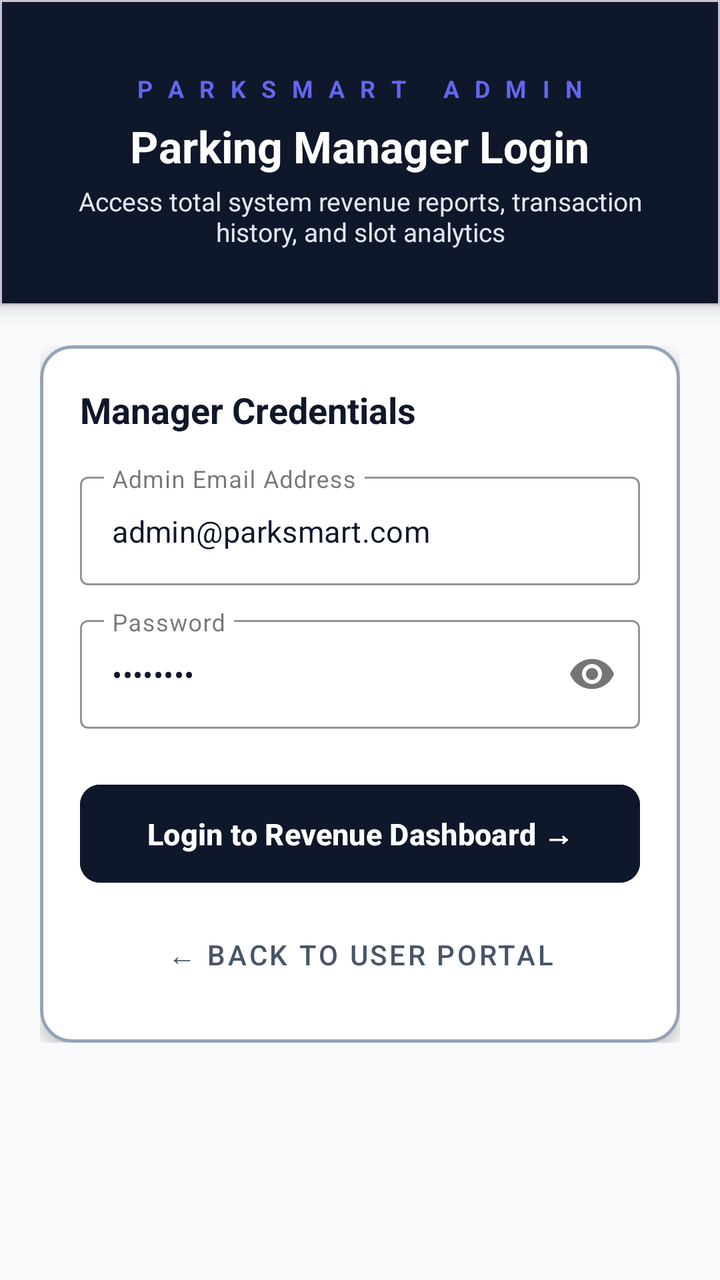
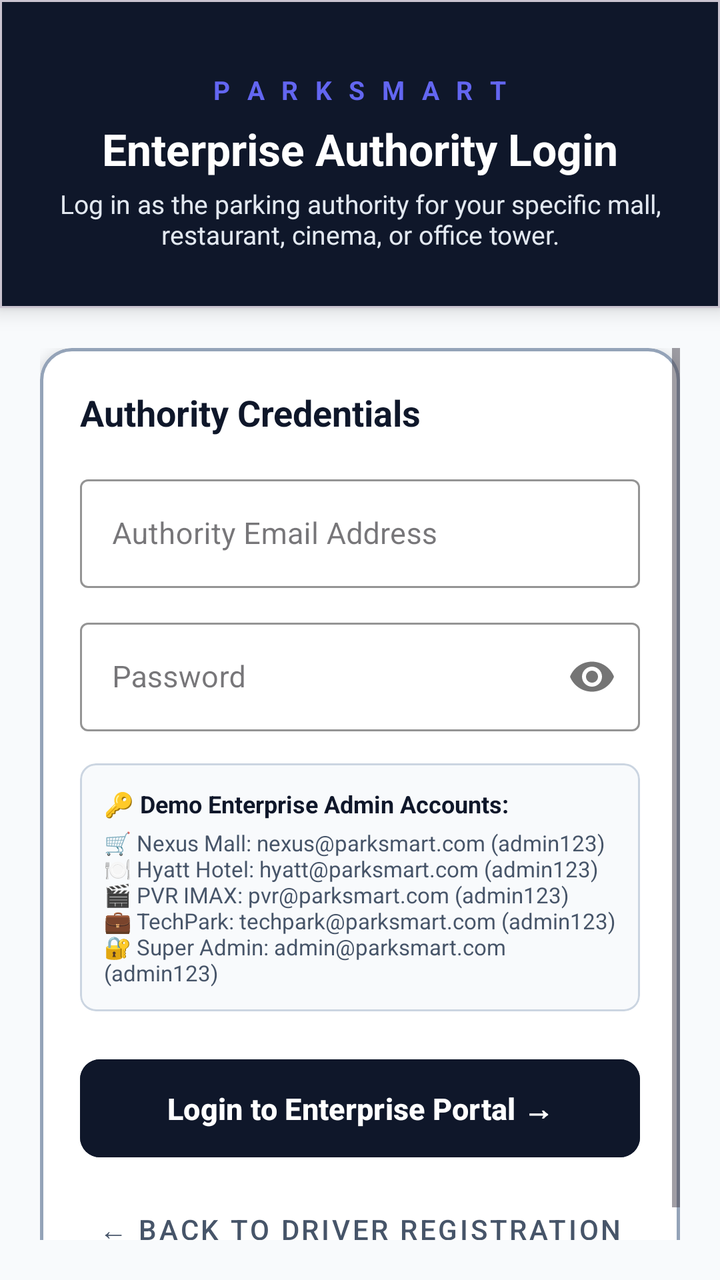

Screens rendered from an Android XML layout before and after an edit, with the pre-edit source and the edit as a unified diff.
<!-- AndroidManifest.xml: application theme Theme.SmartParkingManagamentSystem -->
<!-- res/layout/activity_admin_login.xml -->
<?xml version="1.0" encoding="utf-8"?>
<LinearLayout xmlns:android="http://schemas.android.com/apk/res/android"
    xmlns:app="http://schemas.android.com/apk/res-auto"
    android:layout_width="match_parent"
    android:layout_height="match_parent"
    android:background="@color/slate_50"
    android:orientation="vertical">

    
    <com.google.android.material.card.MaterialCardView
        android:layout_width="match_parent"
        android:layout_height="wrap_content"
        app:cardBackgroundColor="@color/slate_900"
        app:cardCornerRadius="0dp"
        app:cardElevation="6dp">

        <LinearLayout
            android:layout_width="match_parent"
            android:layout_height="wrap_content"
            android:gravity="center"
            android:orientation="vertical"
            android:paddingHorizontal="24dp"
            android:paddingTop="36dp"
            android:paddingBottom="28dp">

            <TextView
                android:layout_width="wrap_content"
                android:layout_height="wrap_content"
                android:letterSpacing="0.2"
                android:text="P A R K S M A R T   A D M I N"
                android:textColor="@color/accent_indigo"
                android:textSize="12sp"
                android:textStyle="bold" />

            <TextView
                android:layout_width="wrap_content"
                android:layout_height="wrap_content"
                android:layout_marginTop="6dp"
                android:text="Parking Manager Login"
                android:textColor="@color/white"
                android:textSize="22sp"
                android:textStyle="bold" />

            <TextView
                android:layout_width="wrap_content"
                android:layout_height="wrap_content"
                android:layout_marginTop="4dp"
                android:gravity="center"
                android:text="Access total system revenue reports, transaction history, and slot analytics"
                android:textColor="#E2E8F0"
                android:textSize="13sp" />

        </LinearLayout>
    </com.google.android.material.card.MaterialCardView>

    <ScrollView
        android:layout_width="match_parent"
        android:layout_height="0dp"
        android:layout_weight="1"
        android:padding="20dp">

        <LinearLayout
            android:layout_width="match_parent"
            android:layout_height="wrap_content"
            android:orientation="vertical">

            
            <com.google.android.material.card.MaterialCardView
                android:layout_width="match_parent"
                android:layout_height="wrap_content"
                app:cardBackgroundColor="@color/white"
                app:cardCornerRadius="16dp"
                app:cardElevation="4dp"
                app:strokeColor="#94A3B8"
                app:strokeWidth="1.5dp">

                <LinearLayout
                    android:layout_width="match_parent"
                    android:layout_height="wrap_content"
                    android:orientation="vertical"
                    android:padding="20dp">

                    <TextView
                        android:layout_width="wrap_content"
                        android:layout_height="wrap_content"
                        android:text="Manager Credentials"
                        android:textColor="@color/slate_900"
                        android:textSize="18sp"
                        android:textStyle="bold" />

                    
                    <com.google.android.material.textfield.TextInputLayout
                        android:id="@+id/tilAdminEmail"
                        style="@style/Widget.MaterialComponents.TextInputLayout.OutlinedBox"
                        android:layout_width="match_parent"
                        android:layout_height="wrap_content"
                        android:layout_marginTop="16dp"
                        android:hint="Admin Email Address"
                        app:boxStrokeColor="@color/slate_900"
                        app:hintTextColor="@color/slate_900">

                        <com.google.android.material.textfield.TextInputEditText
                            android:id="@+id/etAdminEmail"
                            android:layout_width="match_parent"
                            android:layout_height="wrap_content"
                            android:inputType="textEmailAddress"
                            android:maxLines="1"
                            android:text="admin@parksmart.com"
                            android:textColor="@color/slate_900"
                            android:textSize="15sp" />
                    </com.google.android.material.textfield.TextInputLayout>

                    
                    <com.google.android.material.textfield.TextInputLayout
                        android:id="@+id/tilAdminPassword"
                        style="@style/Widget.MaterialComponents.TextInputLayout.OutlinedBox"
                        android:layout_width="match_parent"
                        android:layout_height="wrap_content"
                        android:layout_marginTop="12dp"
                        android:hint="Password"
                        app:boxStrokeColor="@color/slate_900"
                        app:hintTextColor="@color/slate_900"
                        app:passwordToggleEnabled="true">

                        <com.google.android.material.textfield.TextInputEditText
                            android:id="@+id/etAdminPassword"
                            android:layout_width="match_parent"
                            android:layout_height="wrap_content"
                            android:inputType="textPassword"
                            android:maxLines="1"
                            android:text="admin123"
                            android:textColor="@color/slate_900"
                            android:textSize="15sp" />
                    </com.google.android.material.textfield.TextInputLayout>

                    
                    <com.google.android.material.button.MaterialButton
                        android:id="@+id/btnAdminLoginSubmit"
                        android:layout_width="match_parent"
                        android:layout_height="wrap_content"
                        android:layout_marginTop="24dp"
                        android:backgroundTint="@color/slate_900"
                        android:paddingVertical="14dp"
                        android:text="Login to Revenue Dashboard →"
                        android:textColor="@color/white"
                        android:textSize="15sp"
                        android:textStyle="bold"
                        app:cornerRadius="10dp" />

                    <com.google.android.material.button.MaterialButton
                        android:id="@+id/btnBackToUserPortal"
                        style="@style/Widget.MaterialComponents.Button.TextButton"
                        android:layout_width="match_parent"
                        android:layout_height="wrap_content"
                        android:layout_marginTop="8dp"
                        android:text="← Back to User Portal"
                        android:textColor="#475569"
                        android:textSize="14sp" />

                </LinearLayout>

            </com.google.android.material.card.MaterialCardView>

        </LinearLayout>
    </ScrollView>

</LinearLayout>
<!-- resources referenced by this layout -->
<resources>
  <color name="accent_indigo">#6366F1</color>
  <color name="slate_50">#F8FAFC</color>
  <color name="slate_900">#0F172A</color>
  <color name="white">#FFFFFFFF</color>
  <style name="Theme.SmartParkingManagamentSystem" parent="Base.Theme.SmartParkingManagamentSystem" />
  <style name="Base.Theme.SmartParkingManagamentSystem" parent="Theme.Material3.DayNight.NoActionBar">
          <item name="colorPrimary">@color/slate_900</item>
          <item name="colorPrimaryDark">@color/primary_dark</item>
          <item name="colorAccent">@color/accent_indigo</item>
          <item name="android:statusBarColor">@color/slate_900</item>
          <item name="android:windowLightStatusBar">false</item>
      </style>
  <color name="primary_dark">#020617</color>
</resources>

<!-- the commit's change to res/layout/activity_admin_login.xml (unified diff, before → after) -->
@@ -27,16 +27,16 @@
                 android:layout_width="wrap_content"
                 android:layout_height="wrap_content"
                 android:letterSpacing="0.2"
-                android:text="P A R K S M A R T   A D M I N"
+                android:text="P A R K S M A R T"
                 android:textColor="@color/accent_indigo"
-                android:textSize="12sp"
+                android:textSize="13sp"
                 android:textStyle="bold" />
 
             <TextView
                 android:layout_width="wrap_content"
                 android:layout_height="wrap_content"
                 android:layout_marginTop="6dp"
-                android:text="Parking Manager Login"
+                android:text="Enterprise Authority Login"
                 android:textColor="@color/white"
                 android:textSize="22sp"
                 android:textStyle="bold" />
@@ -46,7 +46,7 @@
                 android:layout_height="wrap_content"
                 android:layout_marginTop="4dp"
                 android:gravity="center"
-                android:text="Access total system revenue reports, transaction history, and slot analytics"
+                android:text="Log in as the parking authority for your specific mall, restaurant, cinema, or office tower."
                 android:textColor="#E2E8F0"
                 android:textSize="13sp" />
 
@@ -83,7 +83,7 @@
                     <TextView
                         android:layout_width="wrap_content"
                         android:layout_height="wrap_content"
-                        android:text="Manager Credentials"
+                        android:text="Authority Credentials"
                         android:textColor="@color/slate_900"
                         android:textSize="18sp"
                         android:textStyle="bold" />
@@ -95,7 +95,7 @@
                         android:layout_width="match_parent"
                         android:layout_height="wrap_content"
                         android:layout_marginTop="16dp"
-                        android:hint="Admin Email Address"
+                        android:hint="Authority Email Address"
                         app:boxStrokeColor="@color/slate_900"
                         app:hintTextColor="@color/slate_900">
 
@@ -105,7 +105,6 @@
                             android:layout_height="wrap_content"
                             android:inputType="textEmailAddress"
                             android:maxLines="1"
-                            android:text="admin@parksmart.com"
                             android:textColor="@color/slate_900"
                             android:textSize="15sp" />
                     </com.google.android.material.textfield.TextInputLayout>
@@ -128,32 +127,67 @@
                             android:layout_height="wrap_content"
                             android:inputType="textPassword"
                             android:maxLines="1"
-                            android:text="admin123"
                             android:textColor="@color/slate_900"
                             android:textSize="15sp" />
                     </com.google.android.material.textfield.TextInputLayout>
 
                     
+                    <com.google.android.material.card.MaterialCardView
+                        android:layout_width="match_parent"
+                        android:layout_height="wrap_content"
+                        android:layout_marginTop="16dp"
+                        app:cardBackgroundColor="@color/slate_50"
+                        app:cardCornerRadius="8dp"
+                        app:cardElevation="0dp"
+                        app:strokeColor="#CBD5E1"
+                        app:strokeWidth="1dp">
+
+                        <LinearLayout
+                            android:layout_width="match_parent"
+                            android:layout_height="wrap_content"
+                            android:orientation="vertical"
+                            android:padding="12dp">
+
+                            <TextView
+                                android:layout_width="wrap_content"
+                                android:layout_height="wrap_content"
+                                android:text="🔑 Demo Enterprise Admin Accounts:"
+                                android:textColor="@color/slate_900"
+                                android:textSize="12sp"
+                                android:textStyle="bold" />
+
+                            <TextView
+                                android:layout_width="wrap_content"
+                                android:layout_height="wrap_content"
+                                android:layout_marginTop="4dp"
+                                android:text="🛒 Nexus Mall: nexus@parksmart.com (admin123)\n🍽️ Hyatt Hotel: hyatt@parksmart.com (admin123)\n🎬 PVR IMAX: pvr@parksmart.com (admin123)\n💼 TechPark: techpark@parksmart.com (admin123)\n🔐 Super Admin: admin@parksmart.com (admin123)"
+                                android:textColor="#475569"
+                                android:textSize="11sp" />
+                        </LinearLayout>
+                    </com.google.android.material.card.MaterialCardView>
+
+                    
                     <com.google.android.material.button.MaterialButton
                         android:id="@+id/btnAdminLoginSubmit"
                         android:layout_width="match_parent"
                         android:layout_height="wrap_content"
-                        android:layout_marginTop="24dp"
+                        android:layout_marginTop="20dp"
                         android:backgroundTint="@color/slate_900"
                         android:paddingVertical="14dp"
-                        android:text="Login to Revenue Dashboard →"
+                        android:text="Login to Enterprise Portal →"
                         android:textColor="@color/white"
                         android:textSize="15sp"
                         android:textStyle="bold"
                         app:cornerRadius="10dp" />
 
+                    
                     <com.google.android.material.button.MaterialButton
                         android:id="@+id/btnBackToUserPortal"
                         style="@style/Widget.MaterialComponents.Button.TextButton"
                         android:layout_width="match_parent"
                         android:layout_height="wrap_content"
                         android:layout_marginTop="8dp"
-                        android:text="← Back to User Portal"
+                        android:text="← Back to Driver Registration"
                         android:textColor="#475569"
                         android:textSize="14sp" />
 
